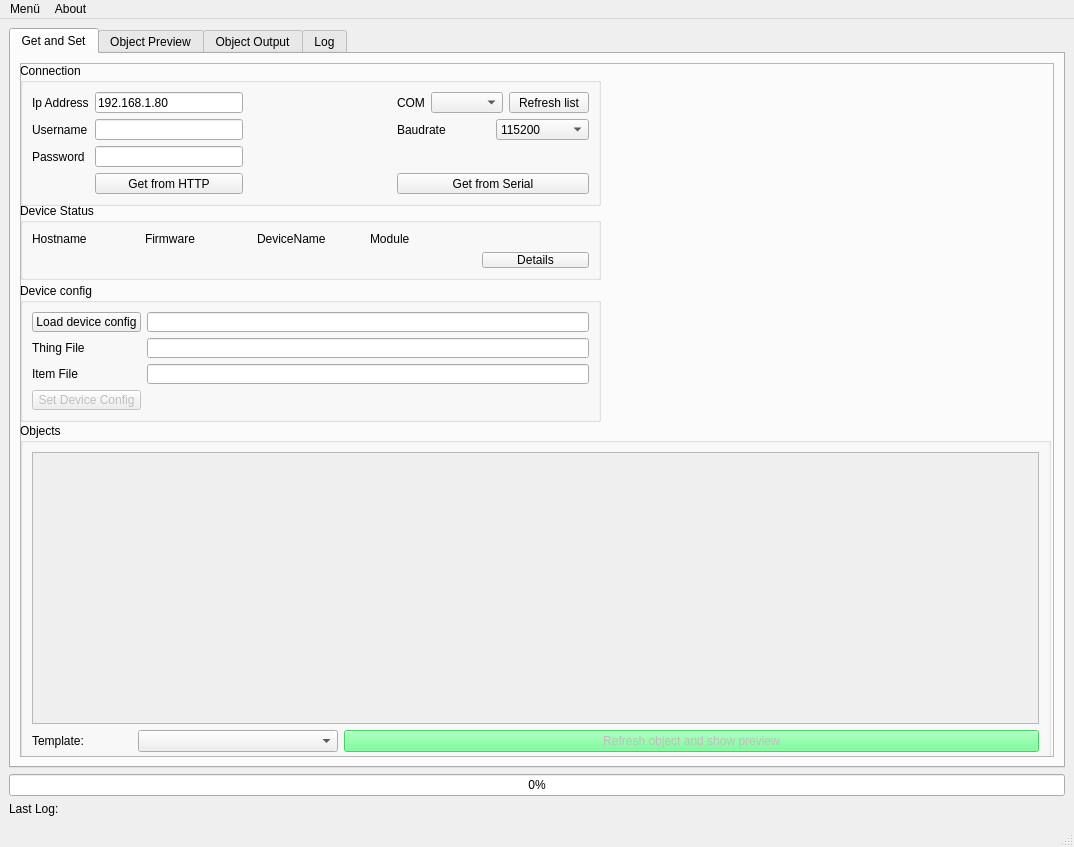
The window that tasmohabUI.ui (Gifford47/tasmohab) describes before a commit, drawn with Qt 5.
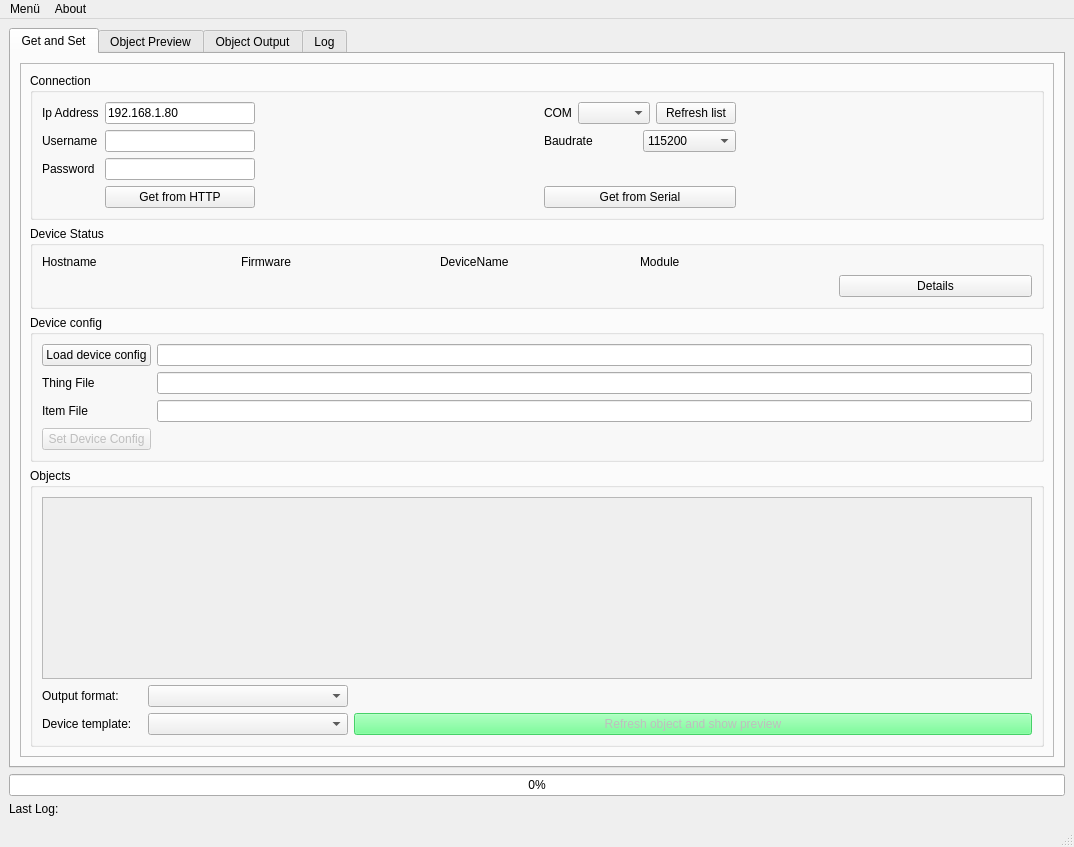
The same window after the commit. Icons and pictures are not drawn.

Commit message: feature update: - updated README.md (output check) - renamed odl ressource.qrc - added images - added correct layout to widgets - updated design - implemented a tasmohab config 'tasmohab.cfg', which is loaded at startup. it also can be loaded an other config file at runtime - added several prefix and suffix for metadata, tags, label, ... - added first configuration for other smart home systems, like home assistant

```diff
--- a/tasmohabUI.ui
+++ b/tasmohabUI.ui
@@ -33,86 +33,15 @@
           <property name="frameShadow">
            <enum>QFrame::Raised</enum>
           </property>
+          <layout class="QVBoxLayout" name="verticalLayout_9">
+           <item>
           <widget class="QGroupBox" name="groupBox">
-           <property name="geometry">
-            <rect>
-             <x>0</x>
-             <y>0</y>
-             <width>581</width>
-             <height>143</height>
-            </rect>
-           </property>
            <property name="title">
             <string>Connection</string>
            </property>
            <layout class="QVBoxLayout" name="verticalLayout_4">
             <item>
              <layout class="QGridLayout" name="gridLayout_3">
-              <item row="0" column="1">
-               <widget class="QLineEdit" name="txt_ip">
-                <property name="maximumSize">
-                 <size>
-                  <width>150</width>
-                  <height>16777215</height>
-                 </size>
-                </property>
-                <property name="text">
-                 <string>192.168.1.80</string>
-                </property>
-               </widget>
-              </item>
-              <item row="0" column="0">
-               <widget class="QLabel" name="label">
-                <property name="text">
-                 <string>Ip Address</string>
-                </property>
-               </widget>
-              </item>
-              <item row="0" column="3">
-               <layout class="QGridLayout" name="gridLayout_2">
-                <item row="0" column="1">
-                 <widget class="QComboBox" name="cmb_ports"/>
-                </item>
-                <item row="0" column="0">
-                 <widget class="QLabel" name="label_4">
-                  <property name="text">
-                   <string>COM</string>
-                  </property>
-                 </widget>
-                </item>
-                <item row="0" column="2">
-                 <widget class="QPushButton" name="btn_serport_refr">
-                  <property name="text">
-                   <string>Refresh list</string>
-                  </property>
-                 </widget>
-                </item>
-               </layout>
-              </item>
-              <item row="3" column="1">
-               <widget class="QPushButton" name="btn_get_http">
-                <property name="enabled">
-                 <bool>true</bool>
-                </property>
-                <property name="text">
-                 <string>Get from HTTP</string>
-                </property>
-               </widget>
-              </item>
-              <item row="2" column="0">
-               <widget class="QLabel" name="label_3">
-                <property name="text">
-                 <string>Password</string>
-                </property>
-               </widget>
-              </item>
-              <item row="3" column="3">
-               <widget class="QPushButton" name="btn_get_serial">
-                <property name="text">
-                 <string>Get from Serial</string>
-                </property>
-               </widget>
-              </item>
               <item row="1" column="0">
                <widget class="QLabel" name="label_2">
                 <property name="text">
@@ -130,6 +59,33 @@
                 </property>
                </widget>
               </item>
+                <item row="3" column="3">
+                 <widget class="QPushButton" name="btn_get_serial">
+                  <property name="text">
+                   <string>Get from Serial</string>
+                  </property>
+                 </widget>
+                </item>
+                <item row="2" column="0">
+                 <widget class="QLabel" name="label_3">
+                  <property name="text">
+                   <string>Password</string>
+                  </property>
+                 </widget>
+                </item>
+                <item row="1" column="2">
+                 <spacer name="horizontalSpacer_2">
+                  <property name="orientation">
+                   <enum>Qt::Horizontal</enum>
+                  </property>
+                  <property name="sizeHint" stdset="0">
+                   <size>
+                    <width>40</width>
+                    <height>20</height>
+                   </size>
+                  </property>
+                 </spacer>
+                </item>
               <item row="2" column="1">
                <widget class="QLineEdit" name="txt_pass">
                 <property name="maximumSize">
@@ -143,19 +99,6 @@
                 </property>
                </widget>
               </item>
-              <item row="1" column="2">
-               <spacer name="horizontalSpacer_2">
-                <property name="orientation">
-                 <enum>Qt::Horizontal</enum>
-                </property>
-                <property name="sizeHint" stdset="0">
-                 <size>
-                  <width>40</width>
-                  <height>20</height>
-                 </size>
-                </property>
-               </spacer>
-              </item>
               <item row="1" column="3">
                <layout class="QGridLayout" name="gridLayout_6">
                 <item row="0" column="0">
@@ -184,19 +127,175 @@
                 </item>
                </layout>
               </item>
-             </layout>
-            </item>
-           </layout>
-          </widget>
+                <item row="0" column="0">
+                 <widget class="QLabel" name="label">
+                  <property name="text">
+                   <string>Ip Address</string>
+                  </property>
+                 </widget>
+                </item>
+                <item row="0" column="1">
+                 <widget class="QLineEdit" name="txt_ip">
+                  <property name="maximumSize">
+                   <size>
+                    <width>150</width>
+                    <height>16777215</height>
+                   </size>
+                  </property>
+                  <property name="text">
+                   <string>192.168.1.80</string>
+                  </property>
+                 </widget>
+                </item>
+                <item row="0" column="3">
+                 <layout class="QGridLayout" name="gridLayout_2">
+                  <item row="0" column="1">
+                   <widget class="QComboBox" name="cmb_ports"/>
+                  </item>
+                  <item row="0" column="0">
+                   <widget class="QLabel" name="label_4">
+                    <property name="text">
+                     <string>COM</string>
+                    </property>
+                   </widget>
+                  </item>
+                  <item row="0" column="2">
+                   <widget class="QPushButton" name="btn_serport_refr">
+                    <property name="text">
+                     <string>Refresh list</string>
+                    </property>
+                   </widget>
+                  </item>
+                 </layout>
+                </item>
+                <item row="3" column="1">
+                 <widget class="QPushButton" name="btn_get_http">
+                  <property name="enabled">
+                   <bool>true</bool>
+                  </property>
+                  <property name="text">
+                   <string>Get from HTTP</string>
+                  </property>
+                 </widget>
+                </item>
+                <item row="0" column="5">
+                 <widget class="QLabel" name="label_5">
+                  <property name="maximumSize">
+                   <size>
+                    <width>200</width>
+                    <height>40</height>
+                   </size>
+                  </property>
+                  <property name="text">
+                   <string/>
+                  </property>
+                  <property name="pixmap">
+                   <pixmap resource="resource.qrc">:/img/img/tasmota_logo.png</pixmap>
+                  </property>
+                  <property name="scaledContents">
+                   <bool>true</bool>
+                  </property>
+                 </widget>
+                </item>
+                <item row="1" column="4">
+                 <spacer name="horizontalSpacer">
+                  <property name="orientation">
+                   <enum>Qt::Horizontal</enum>
+                  </property>
+                  <property name="sizeHint" stdset="0">
+                   <size>
+                    <width>40</width>
+                    <height>20</height>
+                   </size>
+                  </property>
+                 </spacer>
+                </item>
+               </layout>
+              </item>
+             </layout>
+            </widget>
+           </item>
+           <item>
+            <widget class="QGroupBox" name="groupBox_4">
+             <property name="title">
+              <string>Device Status</string>
+             </property>
+             <layout class="QVBoxLayout" name="verticalLayout_7">
+              <item>
+               <layout class="QGridLayout" name="gridLayout_5">
+                <item row="0" column="3">
+                 <widget class="QLabel" name="label_6">
+                  <property name="text">
+                   <string>Module</string>
+                  </property>
+                 </widget>
+                </item>
+                <item row="0" column="1">
+                 <widget class="QLabel" name="lbl_firmware">
+                  <property name="text">
+                   <string>Firmware</string>
+                  </property>
+                 </widget>
+                </item>
+                <item row="1" column="1">
+                 <widget class="QLabel" name="lbl_dev_firmware">
+                  <property name="text">
+                   <string/>
+                  </property>
+                 </widget>
+                </item>
+                <item row="0" column="2">
+                 <widget class="QLabel" name="label_7">
+                  <property name="text">
+                   <string>DeviceName</string>
+                  </property>
+                 </widget>
+                </item>
+                <item row="1" column="3">
+                 <widget class="QLabel" name="lbl_dev_module">
+                  <property name="text">
+                   <string/>
+                  </property>
+                 </widget>
+                </item>
+                <item row="1" column="2">
+                 <widget class="QLabel" name="lbl_dev_name">
+                  <property name="text">
+                   <string/>
+                  </property>
+                 </widget>
+                </item>
+                <item row="1" column="4">
+                 <widget class="QPushButton" name="btn_dev_details">
+                  <property name="enabled">
+                   <bool>true</bool>
+                  </property>
+                  <property name="text">
+                   <string>Details</string>
+                  </property>
+                 </widget>
+                </item>
+                <item row="1" column="0">
+                 <widget class="QLabel" name="lbl_dev_hostname">
+                  <property name="text">
+                   <string/>
+                  </property>
+                 </widget>
+                </item>
+                <item row="0" column="0">
+                 <widget class="QLabel" name="lbl_dev_stat_2">
+                  <property name="text">
+                   <string>Hostname</string>
+                  </property>
+                 </widget>
+                </item>
+               </layout>
+              </item>
+             </layout>
+            </widget>
+           </item>
+           <item>
           <widget class="QGroupBox" name="groupBox_2">
-           <property name="geometry">
-            <rect>
-             <x>0</x>
-             <y>220</y>
-             <width>581</width>
-             <height>139</height>
-            </rect>
-           </property>
            <property name="title">
             <string>Device config</string>
            </property>
@@ -247,24 +346,40 @@
             </item>
            </layout>
           </widget>
+           </item>
+           <item>
           <widget class="QGroupBox" name="groupBox_3">
-           <property name="geometry">
-            <rect>
-             <x>0</x>
-             <y>360</y>
-             <width>1031</width>
-             <height>341</height>
-            </rect>
-           </property>
            <property name="title">
             <string>Objects</string>
            </property>
            <layout class="QVBoxLayout" name="verticalLayout_6">
+              <item>
+               <layout class="QVBoxLayout" name="verticalLayout_8">
+                <item>
+                 <widget class="QScrollArea" name="scrollArea">
+                  <property name="widgetResizable">
+                   <bool>true</bool>
+                  </property>
+                  <widget class="QWidget" name="scrollAreaWidgetContents">
+                   <property name="geometry">
+                    <rect>
+                     <x>0</x>
+                     <y>0</y>
+                     <width>988</width>
+                     <height>188</height>
+                    </rect>
+                   </property>
+                   <layout class="QGridLayout" name="gridLayout_17"/>
+                  </widget>
+                 </widget>
+                </item>
+               </layout>
+              </item>
             <item>
              <layout class="QGridLayout" name="gridLayout">
-              <item row="8" column="0">
-               <layout class="QHBoxLayout" name="horizontalLayout_2">
-                <item>
+                <item row="7" column="0">
+                 <layout class="QGridLayout" name="gridLayout_10">
+                  <item row="1" column="0">
                  <widget class="QLabel" name="label_10">
                   <property name="maximumSize">
                    <size>
@@ -273,11 +388,11 @@
                    </size>
                   </property>
                   <property name="text">
-                   <string>Template:</string>
+                     <string>Device template:</string>
                   </property>
                  </widget>
                 </item>
-                <item>
+                  <item row="1" column="1">
                  <widget class="QComboBox" name="cmb_template">
                   <property name="maximumSize">
                    <size>
@@ -290,7 +405,27 @@
                   </property>
                  </widget>
                 </item>
-                <item>
+                  <item row="0" column="0">
+                   <widget class="QLabel" name="label_11">
+                    <property name="text">
+                     <string>Output format:</string>
+                    </property>
+                   </widget>
+                  </item>
+                  <item row="0" column="1">
+                   <widget class="QComboBox" name="cmb_outp_format">
+                    <property name="maximumSize">
+                     <size>
+                      <width>200</width>
+                      <height>16777215</height>
+                     </size>
+                    </property>
+                    <property name="layoutDirection">
+                     <enum>Qt::LeftToRight</enum>
+                    </property>
+                   </widget>
+                  </item>
+                  <item row="1" column="2">
                  <widget class="QPushButton" name="btn_refr_obj_data">
                   <property name="enabled">
                    <bool>false</bool>
@@ -316,131 +451,12 @@
                 </item>
                </layout>
               </item>
-              <item row="7" column="0">
-               <widget class="QScrollArea" name="scrollArea">
-                <property name="widgetResizable">
-                 <bool>true</bool>
-                </property>
-                <widget class="QWidget" name="scrollAreaWidgetContents">
-                 <property name="geometry">
-                  <rect>
-                   <x>0</x>
-                   <y>0</y>
-                   <width>1007</width>
-                   <height>273</height>
-                  </rect>
-                 </property>
-                </widget>
-               </widget>
-              </item>
              </layout>
             </item>
            </layout>
           </widget>
-          <widget class="QGroupBox" name="groupBox_4">
-           <property name="geometry">
-            <rect>
-             <x>0</x>
-             <y>140</y>
-             <width>581</width>
-             <height>77</height>
-            </rect>
-           </property>
-           <property name="title">
-            <string>Device Status</string>
-           </property>
-           <layout class="QVBoxLayout" name="verticalLayout_7">
-            <item>
-             <layout class="QGridLayout" name="gridLayout_5">
-              <item row="1" column="1">
-               <widget class="QLabel" name="lbl_dev_firmware">
-                <property name="text">
-                 <string/>
-                </property>
-               </widget>
-              </item>
-              <item row="0" column="2">
-               <widget class="QLabel" name="label_7">
-                <property name="text">
-                 <string>DeviceName</string>
-                </property>
-               </widget>
-              </item>
-              <item row="0" column="3">
-               <widget class="QLabel" name="label_6">
-                <property name="text">
-                 <string>Module</string>
-                </property>
-               </widget>
-              </item>
-              <item row="0" column="1">
-               <widget class="QLabel" name="lbl_firmware">
-                <property name="text">
-                 <string>Firmware</string>
-                </property>
-               </widget>
-              </item>
-              <item row="1" column="3">
-               <widget class="QLabel" name="lbl_dev_module">
-                <property name="text">
-                 <string/>
-                </property>
-               </widget>
-              </item>
-              <item row="0" column="0">
-               <widget class="QLabel" name="lbl_dev_stat_2">
-                <property name="text">
-                 <string>Hostname</string>
-                </property>
-               </widget>
-              </item>
-              <item row="1" column="2">
-               <widget class="QLabel" name="lbl_dev_name">
-                <property name="text">
-                 <string/>
-                </property>
-               </widget>
-              </item>
-              <item row="1" column="0">
-               <widget class="QLabel" name="lbl_dev_hostname">
-                <property name="text">
-                 <string/>
-                </property>
-               </widget>
-              </item>
-              <item row="1" column="4">
-               <widget class="QPushButton" name="btn_dev_details">
-                <property name="enabled">
-                 <bool>true</bool>
-                </property>
-                <property name="text">
-                 <string>Details</string>
-                </property>
-               </widget>
-              </item>
-             </layout>
-            </item>
-           </layout>
-          </widget>
-          <widget class="QLabel" name="label_5">
-           <property name="geometry">
-            <rect>
-             <x>850</x>
-             <y>10</y>
-             <width>181</width>
-             <height>31</height>
-            </rect>
-           </property>
-           <property name="text">
-            <string/>
-           </property>
-           <property name="pixmap">
-            <pixmap>:/res/img/tasmota_logo.png</pixmap>
-           </property>
-           <property name="scaledContents">
-            <bool>true</bool>
-           </property>
-          </widget>
+           </item>
+          </layout>
          </widget>
         </item>
        </layout>
@@ -449,15 +465,11 @@
        <attribute name="title">
         <string>Object Preview</string>
        </attribute>
-       <widget class="QWidget" name="verticalLayoutWidget">
-        <property name="geometry">
-         <rect>
-          <x>0</x>
-          <y>0</y>
-          <width>1041</width>
-          <height>701</height>
-         </rect>
-        </property>
+       <layout class="QGridLayout" name="gridLayout_13">
+        <item row="0" column="0">
+         <layout class="QGridLayout" name="gridLayout_12"/>
+        </item>
+        <item row="1" column="1">
         <layout class="QVBoxLayout" name="verticalLayout">
          <item>
           <widget class="QLabel" name="label_9">
@@ -518,39 +530,19 @@
           </layout>
          </item>
         </layout>
-       </widget>
+        </item>
+       </layout>
       </widget>
       <widget class="QWidget" name="tab_3">
        <attribute name="title">
         <string>Object Output</string>
        </attribute>
-       <widget class="QWidget" name="gridLayoutWidget_5">
-        <property name="geometry">
-         <rect>
-          <x>10</x>
-          <y>10</y>
-          <width>1031</width>
-          <height>691</height>
-         </rect>
-        </property>
+       <layout class="QGridLayout" name="gridLayout_14">
+        <item row="0" column="0">
         <layout class="QGridLayout" name="gridLayout_7">
-         <item row="1" column="0">
-          <widget class="QTextBrowser" name="txt_output_thing"/>
-         </item>
-         <item row="4" column="0">
-          <widget class="QPushButton" name="btn_save_final_obj">
-           <property name="enabled">
-            <bool>false</bool>
-           </property>
-           <property name="styleSheet">
-            <string notr="true">background-color: rgb(85, 255, 127);</string>
-           </property>
-           <property name="text">
-            <string>Save Thing and Item file</string>
-           </property>
-          </widget>
-         </item>
          <item row="0" column="0">
+           <layout class="QVBoxLayout" name="verticalLayout_10">
+            <item>
           <widget class="QLabel" name="lbl_output">
            <property name="font">
             <font>
@@ -563,10 +555,10 @@
            </property>
           </widget>
          </item>
-         <item row="3" column="0">
-          <widget class="QTextBrowser" name="txt_output_item"/>
-         </item>
-         <item row="2" column="0">
+            <item>
+             <widget class="QTextBrowser" name="txt_output_thing"/>
+            </item>
+            <item>
           <widget class="QLabel" name="lbl_output_2">
            <property name="font">
             <font>
@@ -579,34 +571,38 @@
            </property>
           </widget>
          </item>
-        </layout>
-       </widget>
+            <item>
+             <widget class="QTextBrowser" name="txt_output_item"/>
+            </item>
+            <item>
+             <widget class="QPushButton" name="btn_save_final_obj">
+              <property name="enabled">
+               <bool>false</bool>
+              </property>
+              <property name="styleSheet">
+               <string notr="true">background-color: rgb(85, 255, 127);</string>
+              </property>
+              <property name="text">
+               <string>Save Thing and Item file</string>
+              </property>
+             </widget>
+            </item>
+           </layout>
+          </item>
+         </layout>
+        </item>
+       </layout>
       </widget>
       <widget class="QWidget" name="tab_4">
        <attribute name="title">
         <string>Log</string>
        </attribute>
-       <widget class="QWidget" name="gridLayoutWidget_6">
-        <property name="geometry">
-         <rect>
-          <x>10</x>
-          <y>10</y>
-          <width>1031</width>
-          <height>701</height>
-         </rect>
-        </property>
+       <layout class="QGridLayout" name="gridLayout_15">
+        <item row="0" column="0">
         <layout class="QGridLayout" name="gridLayout_8">
-         <item row="1" column="0">
-          <widget class="QTextBrowser" name="txt_log">
-           <property name="maximumSize">
-            <size>
-             <width>16777215</width>
-             <height>16777215</height>
-            </size>
-           </property>
-          </widget>
-         </item>
          <item row="0" column="0">
+           <layout class="QVBoxLayout" name="verticalLayout_11">
+            <item>
           <widget class="QLabel" name="lbl_log_2">
            <property name="maximumSize">
             <size>
@@ -625,7 +621,17 @@
            </property>
           </widget>
          </item>
-         <item row="2" column="0">
+            <item>
+             <widget class="QTextBrowser" name="txt_log">
+              <property name="maximumSize">
+               <size>
+                <width>16777215</width>
+                <height>16777215</height>
+               </size>
+              </property>
+             </widget>
+            </item>
+            <item>
           <widget class="QPushButton" name="btn_clear_log">
            <property name="text">
             <string>Clear Log</string>
@@ -633,7 +639,10 @@
           </widget>
          </item>
         </layout>
-       </widget>
+          </item>
+         </layout>
+        </item>
+       </layout>
       </widget>
      </widget>
     </item>
```
Left out of the diff: 10 changed lines with no effect on the pictures. Lines whose indentation alone changed are shown as unchanged. The commit also changes 9 other files.
